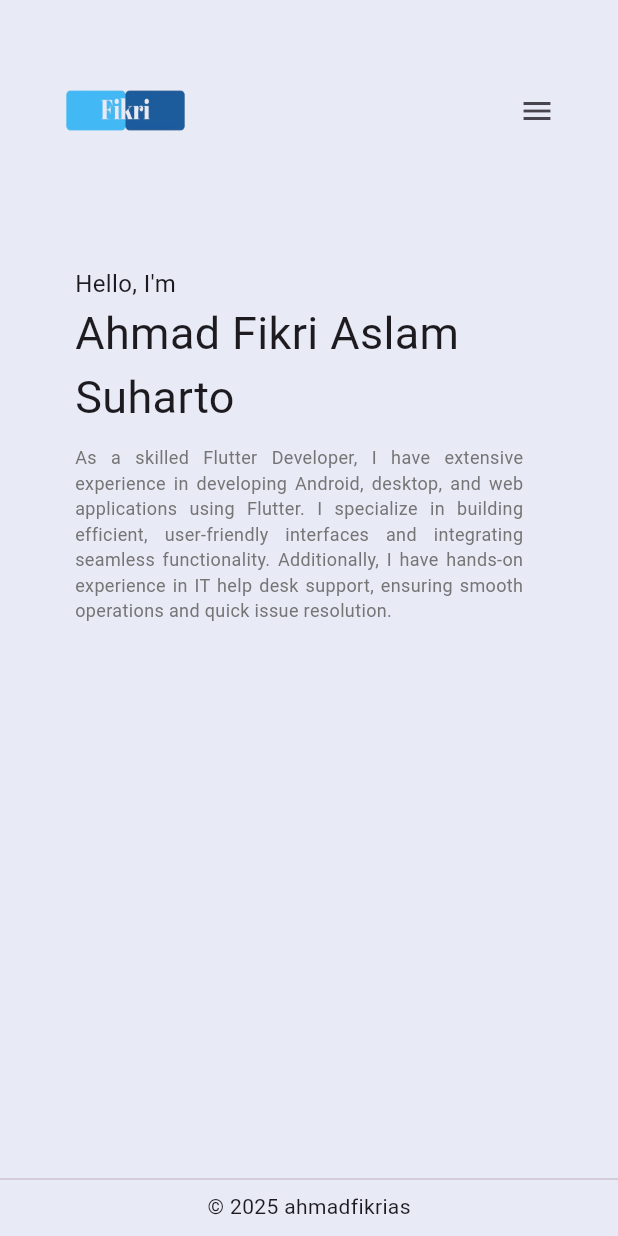
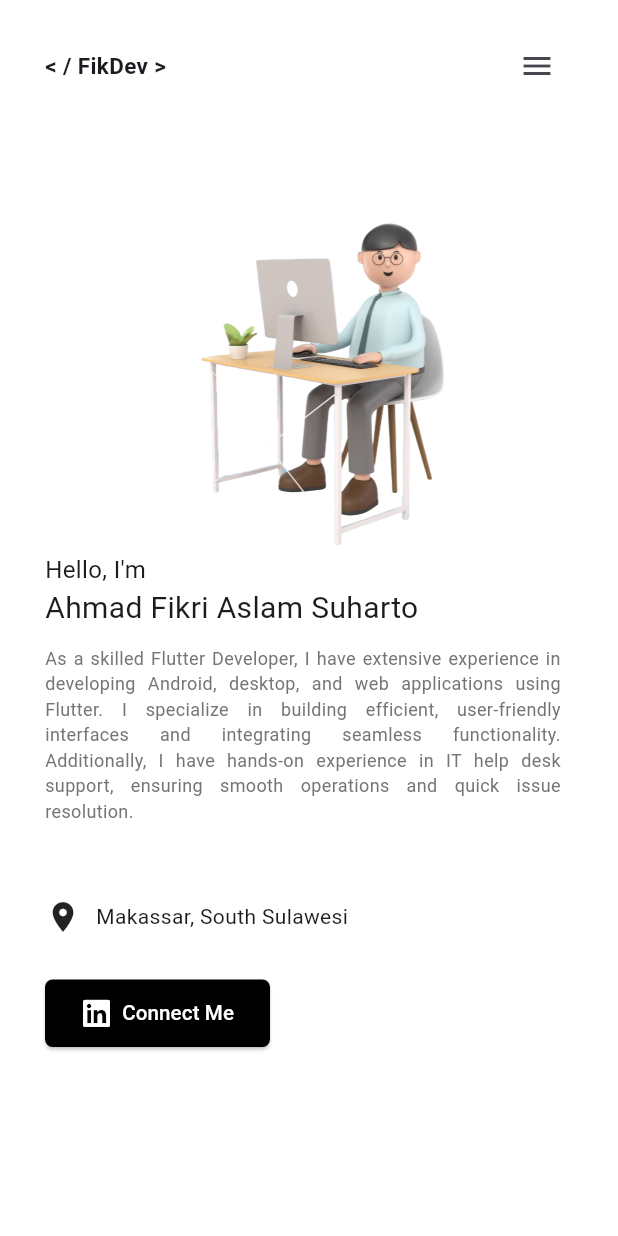
Before and after one commit to AhmadFikriAS/personal-web, a Flutter app: the screen it shows after launch, on a phone screen of 412 x 824 dp. Run offline on Flutter 3.47's test engine with Material 3 defaults, Android fonts, the light colour scheme and no system bars; drawn by our look-alikes of animated_text_kit; our stand-ins replace font_awesome_flutter, responsive_framework.

Commit message:
not fix responsive

```diff
--- a/lib/home_page.dart
+++ b/lib/home_page.dart
@@ -1,7 +1,6 @@
 import 'package:flutter/material.dart';
 import 'package:personal_web/widget/body.dart';
 import 'package:personal_web/widget/drawer.dart';
-import 'package:personal_web/widget/footer.dart';
 import 'package:personal_web/widget/header.dart';
 
 class HomePage extends StatelessWidget {
@@ -13,17 +12,18 @@ class HomePage extends StatelessWidget {
 
     return Scaffold(
       key: scaffoldKey,
-      backgroundColor: Colors.indigo[50],
-      body: Column(
+      backgroundColor: Colors.white,
+      body: SingleChildScrollView(
+        child: Column(
           crossAxisAlignment: CrossAxisAlignment.start,
           children: [
             Header(
               scaffoldKey: scaffoldKey,
             ),
             Body(),
-          Spacer(),
-          Footer(),
+            // Footer(),
           ],
+        ),
       ),
       drawer: DrawerPage(),
     );
--- a/lib/main.dart
+++ b/lib/main.dart
@@ -15,15 +15,14 @@
     return MaterialApp(
       builder: (context, child) =>
           ResponsiveBreakpoints.builder(child: child!, breakpoints: [
-        Breakpoint(start: 0, end: 360, name: 'SMALL MOBILE'),
-        Breakpoint(start: 361, end: 450, name: 'MOBILE'),
-        Breakpoint(start: 451, end: 800, name: 'TABLET'),
-        Breakpoint(start: 801, end: 1920, name: 'DESKTOP'),
+        Breakpoint(start: 0, end: 450, name: MOBILE),
+        Breakpoint(start: 451, end: 800, name: TABLET),
+        Breakpoint(start: 801, end: 1920, name: DESKTOP),
         Breakpoint(start: 1921, end: double.infinity, name: '4K'),
       ], breakpointsLandscape: [
-        Breakpoint(start: 0, end: 1023, name: 'MOBILE'),
-        Breakpoint(start: 1024, end: 1599, name: 'TABLET'),
-        Breakpoint(start: 1600, end: double.infinity, name: 'DESKTOP'),
+        Breakpoint(start: 0, end: 1023, name: MOBILE),
+        Breakpoint(start: 1024, end: 1599, name: TABLET),
+        Breakpoint(start: 1600, end: double.infinity, name: DESKTOP),
       ]),
       initialRoute: '/',
       debugShowCheckedModeBanner: false,
--- a/lib/widget/body.dart
+++ b/lib/widget/body.dart
@@ -1,30 +1,48 @@
 import 'package:animated_text_kit/animated_text_kit.dart';
 import 'package:flutter/material.dart';
+import 'package:font_awesome_flutter/font_awesome_flutter.dart';
 import 'package:responsive_framework/responsive_framework.dart';
+import 'package:url_launcher/url_launcher.dart';
+
+final Uri _url = Uri.parse('https://www.linkedin.com/in/ahmadfikrias');
 
 class Body extends StatelessWidget {
   const Body({super.key});
 
   @override
   Widget build(BuildContext context) {
+    bool isSmallScreen = ResponsiveBreakpoints.of(context).smallerThan(TABLET);
+    bool isLargeScreen = ResponsiveBreakpoints.of(context).largerThan(TABLET);
+
     return SafeArea(
       child: Padding(
         padding: EdgeInsets.only(
-          left: ResponsiveBreakpoints.of(context).largerThan(TABLET) ? 120 : 50,
-          top: 50,
-          right: ResponsiveBreakpoints.of(context).largerThan(TABLET)
-              ? 120
-              : 30, // Mengurangi padding kanan untuk layar kecil
+          left: ResponsiveBreakpoints.of(context).smallerThan(TABLET)
+              ? 30
+              : isLargeScreen
+                  ? 200
+                  : 30,
+          top: ResponsiveBreakpoints.of(context).smallerThan(TABLET) ? 50 : 100,
         ),
-        child: Column(
+        child: Stack(
+          children: [
+            Column(
               crossAxisAlignment: CrossAxisAlignment.start,
               children: [
+                if (isSmallScreen) // Gambar di atas untuk layar kecil
+                  Center(
+                    child: Image.asset(
+                      'assets/images/char.png',
+                      scale:
+                          ResponsiveBreakpoints.of(context).smallerThan(TABLET)
+                              ? 6
+                              : 7,
+                    ),
+                  ),
                 Text(
                   'Hello, I\'m',
                   style: TextStyle(
-                fontSize: ResponsiveBreakpoints.of(context).largerThan(TABLET)
-                    ? 20
-                    : 16,
+                    fontSize: isSmallScreen ? 16 : 40,
                   ),
                 ),
                 AnimatedTextKit(
@@ -33,47 +51,36 @@ class Body extends StatelessWidget {
                       'Ahmad Fikri Aslam Suharto',
                       speed: const Duration(milliseconds: 100),
                       textStyle: TextStyle(
-                    fontSize:
-                        ResponsiveBreakpoints.of(context).largerThan(TABLET)
-                            ? 50
-                            : 30,
+                        fontSize: isSmallScreen ? 20 : 60,
                       ),
                     ),
                     TypewriterAnimatedText(
                       'Flutter Developer',
                       speed: const Duration(milliseconds: 100),
                       textStyle: TextStyle(
-                    fontSize:
-                        ResponsiveBreakpoints.of(context).largerThan(TABLET)
-                            ? 50
-                            : 30,
+                        fontSize: isSmallScreen ? 20 : 60,
                       ),
                     ),
                   ],
                   repeatForever: true,
                 ),
-            // Teks panjang dengan batas lebar maksimum
                 Padding(
                   padding: EdgeInsets.only(top: 10),
                   child: LayoutBuilder(
                     builder: (context, constraints) {
                       return ConstrainedBox(
                         constraints: BoxConstraints(
-                      maxWidth: ResponsiveBreakpoints.of(context)
-                              .largerThan(TABLET)
+                          maxWidth: isSmallScreen
                               ? constraints.maxWidth *
-                              0.7 // Membatasi lebar maksimum untuk layar besar
+                                  0.9 // Lebar untuk layar kecil
                               : constraints.maxWidth *
-                              0.9, // Lebar lebih besar di layar kecil
+                                  0.5, // Lebar untuk layar menengah
                         ),
                         child: Text(
                           textAlign: TextAlign.justify,
                           'As a skilled Flutter Developer, I have extensive experience in developing Android, desktop, and web applications using Flutter. I specialize in building efficient, user-friendly interfaces and integrating seamless functionality. Additionally, I have hands-on experience in IT help desk support, ensuring smooth operations and quick issue resolution.',
                           style: TextStyle(
-                        fontSize:
-                            ResponsiveBreakpoints.of(context).largerThan(TABLET)
-                                ? 16
-                                : 12,
+                            fontSize: isSmallScreen ? 12 : 16,
                             color: Colors.grey[600],
                           ),
                         ),
@@ -81,9 +88,76 @@ class Body extends StatelessWidget {
                     },
                   ),
                 ),
+                Padding(
+                  padding: EdgeInsets.only(top: 50),
+                  child: Wrap(
+                    crossAxisAlignment: WrapCrossAlignment.center,
+                    spacing: 10,
+                    children: [
+                      Icon(Icons.location_on),
+                      Text('Makassar, South Sulawesi')
+                    ],
+                  ),
+                ),
+                Padding(
+                  padding: EdgeInsets.only(top: 30, bottom: 50),
+                  child: SizedBox(
+                    width: 150,
+                    height: 45,
+                    child: ElevatedButton(
+                      style: ElevatedButton.styleFrom(
+                        backgroundColor: Colors.black,
+                        shape: RoundedRectangleBorder(
+                          borderRadius: BorderRadius.circular(5),
+                        ),
+                      ),
+                      onPressed: _launchUrl,
+                      child: FittedBox(
+                        child: Wrap(
+                          crossAxisAlignment: WrapCrossAlignment.center,
+                          alignment: WrapAlignment.spaceBetween,
+                          spacing: 10,
+                          children: [
+                            Icon(
+                              FontAwesomeIcons.linkedin,
+                              color: Colors.white,
+                              size: 30,
+                            ),
+                            Text(
+                              'Connect Me',
+                              style:
+                                  TextStyle(color: Colors.white, fontSize: 20),
+                            )
+                          ],
+                        ),
+                      ),
+                    ),
+                  ),
+                )
+              ],
+            ),
+            if (!isSmallScreen) // Gambar di atas untuk layar kecil
+              Padding(
+                padding: EdgeInsets.only(
+                  right: ResponsiveBreakpoints.of(context).largerThan(TABLET)
+                      ? 100
+                      : 30,
+                ),
+                child: Align(
+                  alignment: Alignment.centerRight,
+                  child: Image.asset('assets/images/char.png',
+                      scale: isSmallScreen ? 5 : 3),
+                ),
+              ),
           ],
         ),
       ),
     );
   }
+
+  Future<void> _launchUrl() async {
+    if (!await launchUrl(_url)) {
+      throw Exception('Could not launch $_url');
     }
+  }
+}
--- a/lib/widget/header.dart
+++ b/lib/widget/header.dart
@@ -14,26 +14,30 @@ class Header extends StatelessWidget {
         layout: ResponsiveRowColumnType.ROW,
         children: [
           ResponsiveRowColumnItem(
-            rowFlex: 2,
+            rowFlex: 3,
             child: Padding(
               padding: EdgeInsets.only(
                 left: ResponsiveBreakpoints.of(context).largerThan(TABLET)
-                    ? 100
+                    ? 200
                     : 30,
                 top: 20,
               ),
-              child: Image.asset(
-                'assets/icons/logos.png',
-                scale: 4,
-              ),
+              child: Text('< / FikDev >',
+                  style: TextStyle(
+                    fontSize:
+                        ResponsiveBreakpoints.of(context).largerThan(TABLET)
+                            ? 16
+                            : 15,
+                    fontWeight: FontWeight.bold,
+                  )),
             ),
           ),
           ResponsiveRowColumnItem(
-            rowFlex: 4,
+            rowFlex: 5,
             child: Padding(
               padding: EdgeInsets.only(
                 right: ResponsiveBreakpoints.of(context).largerThan(TABLET)
-                    ? 100
+                    ? 200
                     : 30,
                 top: 20,
               ),
@@ -49,23 +53,41 @@ class Header extends StatelessWidget {
                       children: [
                         TextButton(
                           onPressed: () {},
-                          child: const Text(
+                          child: Text(
                             'Home',
-                            style: TextStyle(color: Colors.black),
+                            style: TextStyle(
+                              color: Colors.black,
+                              fontSize: ResponsiveBreakpoints.of(context)
+                                      .largerThan(TABLET)
+                                  ? 16
+                                  : 15,
+                            ),
                           ),
                         ),
                         TextButton(
                           onPressed: () {},
-                          child: const Text(
+                          child: Text(
                             'About',
-                            style: TextStyle(color: Colors.black),
+                            style: TextStyle(
+                              color: Colors.black,
+                              fontSize: ResponsiveBreakpoints.of(context)
+                                      .largerThan(TABLET)
+                                  ? 16
+                                  : 15,
+                            ),
                           ),
                         ),
                         TextButton(
                           onPressed: () {},
-                          child: const Text(
+                          child: Text(
                             'Contact',
-                            style: TextStyle(color: Colors.black),
+                            style: TextStyle(
+                              color: Colors.black,
+                              fontSize: ResponsiveBreakpoints.of(context)
+                                      .largerThan(TABLET)
+                                  ? 16
+                                  : 15,
+                            ),
                           ),
                         ),
                       ],
--- a/pubspec.yaml
+++ b/pubspec.yaml
@@ -18,8 +18,9 @@ dependencies:
   cupertino_icons: ^1.0.8
   animated_text_kit: ^4.2.2
   responsive_framework: ^1.5.1
-
-
+  font_awesome_flutter: ^10.8.0
+  url_launcher: ^6.3.1
+  url_launcher_web: ^2.4.0
 dev_dependencies:
   flutter_test:
     sdk: flutter
@@ -43,6 +44,7 @@ flutter:
   # To add assets to your application, add an assets section, like this:
   assets:
     - assets/icons/
+    - assets/images/
   #   - images/a_dot_ham.jpeg
 
   # An image asset can refer to one or more resolution-specific "variants", see
```
Also changed, not shown: assets/images/char.png (added), pubspec.lock, 5 other files. Lines whose indentation alone changed are shown as unchanged.
